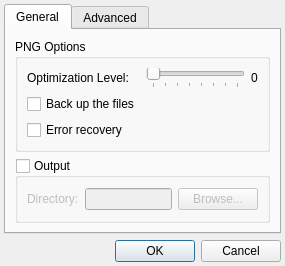
First picture: the form in dialogs/optionsdialog.ui, repository ckaiser/PNGLiter, before the edit.
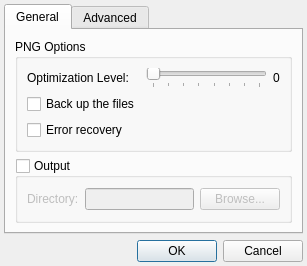
Second picture: the form after the edit. Icons and pictures are not drawn.

The edit to the form file:
```diff
--- a/dialogs/optionsdialog.ui
+++ b/dialogs/optionsdialog.ui
@@ -6,8 +6,8 @@
    <rect>
     <x>0</x>
     <y>0</y>
-    <width>285</width>
-    <height>257</height>
+    <width>307</width>
+    <height>247</height>
    </rect>
   </property>
   <property name="windowTitle">
@@ -36,6 +36,9 @@
          <property name="title">
           <string>PNG Options</string>
          </property>
+         <property name="flat">
+          <bool>true</bool>
+         </property>
          <layout class="QGridLayout" name="gridLayout">
           <item row="0" column="0">
            <widget class="QLabel" name="levelTLabel">
@@ -92,6 +95,9 @@
          <property name="title">
           <string>Output</string>
          </property>
+         <property name="flat">
+          <bool>true</bool>
+         </property>
          <property name="checkable">
           <bool>true</bool>
          </property>
```
Left out of the diff: 24 changed lines with no effect on the pictures.
